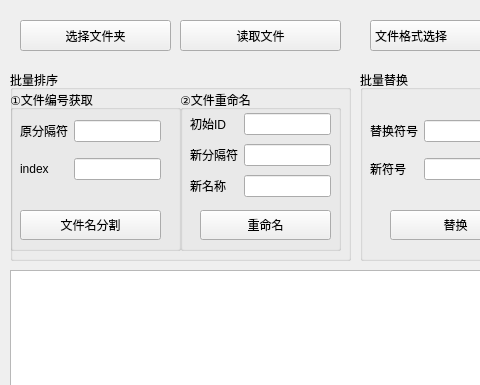
Qt form renameWin.ui (hichenjuntao/project1) before a commit; both pictures show x 0 to 480 and y 0 to 385 of the 564 by 481 pixel window.
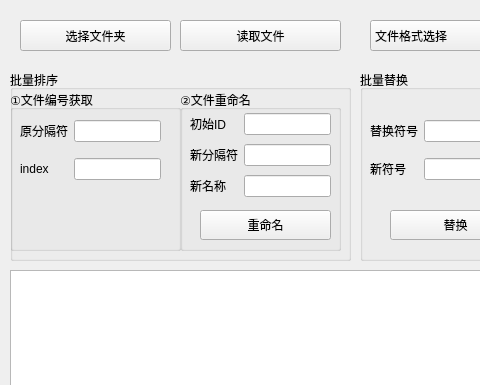
The same form after that commit.

What changed in the file:
```diff
--- a/renameWin.ui
+++ b/renameWin.ui
@@ -168,22 +168,6 @@
        </item>
       </layout>
      </widget>
-     <widget class="QPushButton" name="sortButton">
-      <property name="geometry">
-       <rect>
-        <x>10</x>
-        <y>120</y>
-        <width>141</width>
-        <height>30</height>
-       </rect>
-      </property>
-      <property name="statusTip">
-       <string>获取文件编号</string>
-      </property>
-      <property name="text">
-       <string>文件名分割</string>
-      </property>
-     </widget>
     </widget>
     <widget class="QGroupBox" name="groupBox_2">
      <property name="geometry">
```
